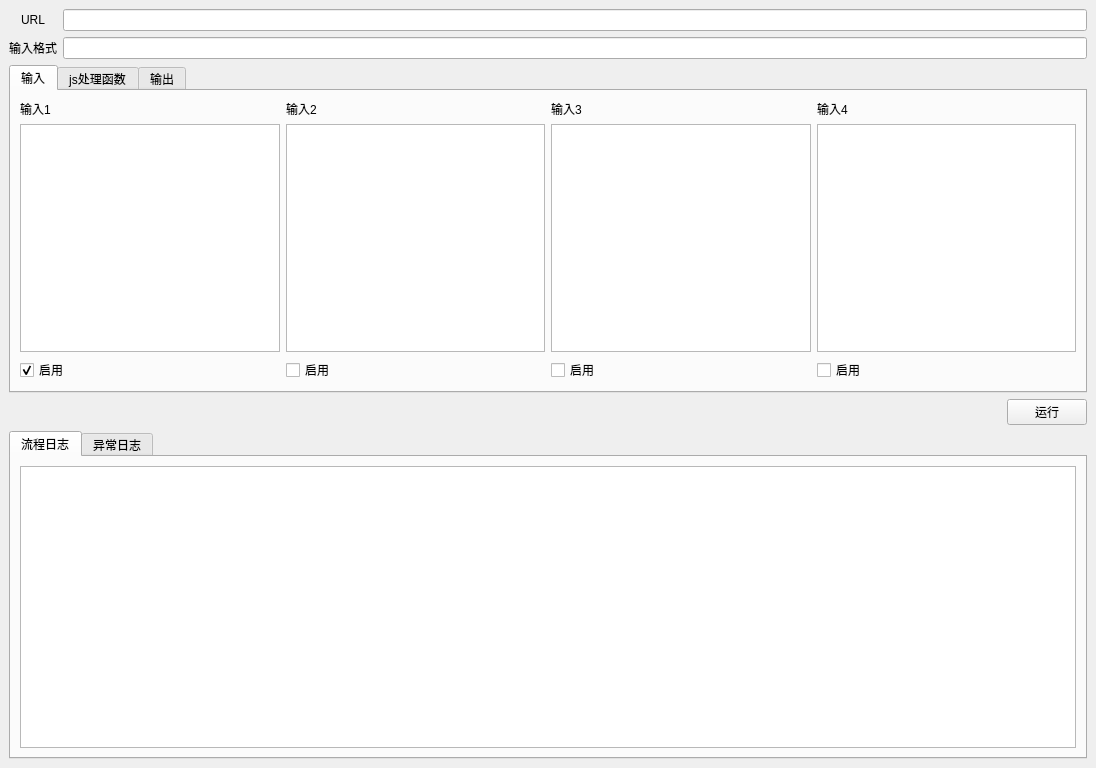
This is ui/mainForm.ui in abcd1234564499sc/runJSFunctionByUrl as Qt 5 draws it before an edit. The edited form follows.
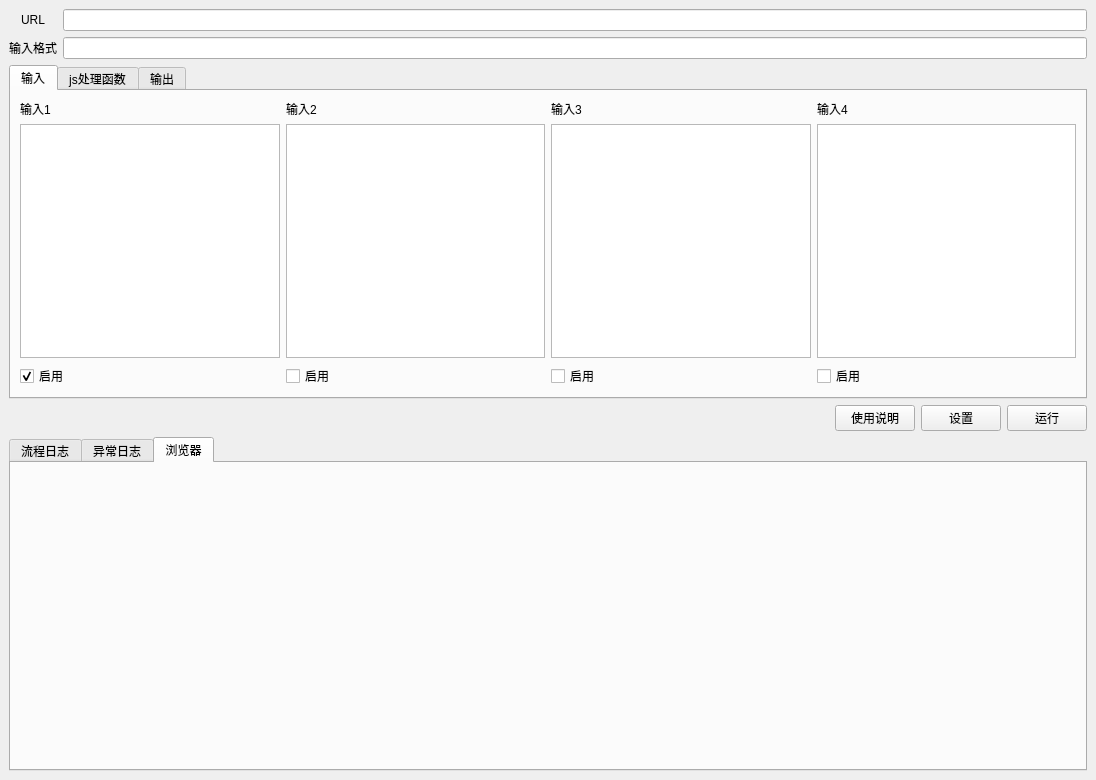
This is the edited form.

```diff
--- a/ui/mainForm.ui
+++ b/ui/mainForm.ui
@@ -7,7 +7,7 @@
     <x>0</x>
     <y>0</y>
     <width>1096</width>
-    <height>768</height>
+    <height>780</height>
    </rect>
   </property>
   <property name="windowTitle">
@@ -246,6 +246,20 @@
         </property>
        </spacer>
       </item>
+      <item>
+       <widget class="QPushButton" name="helpButton">
+        <property name="text">
+         <string>使用说明</string>
+        </property>
+       </widget>
+      </item>
+      <item>
+       <widget class="QPushButton" name="configButton">
+        <property name="text">
+         <string>设置</string>
+        </property>
+       </widget>
+      </item>
       <item>
        <widget class="QPushButton" name="runButton">
         <property name="text">
@@ -258,7 +272,7 @@
     <item>
      <widget class="QTabWidget" name="tabWidget_2">
       <property name="currentIndex">
-       <number>0</number>
+       <number>2</number>
       </property>
       <widget class="QWidget" name="tab_4">
        <attribute name="title">
@@ -300,6 +314,16 @@
         </item>
        </layout>
       </widget>
+      <widget class="QWidget" name="tab_6">
+       <attribute name="title">
+        <string>浏览器</string>
+       </attribute>
+       <layout class="QVBoxLayout" name="verticalLayout_8">
+        <item>
+         <layout class="QHBoxLayout" name="horizontalLayout_5"/>
+        </item>
+       </layout>
+      </widget>
      </widget>
     </item>
    </layout>
```
Left out of the diff: 34 changed lines with no effect on the pictures.
